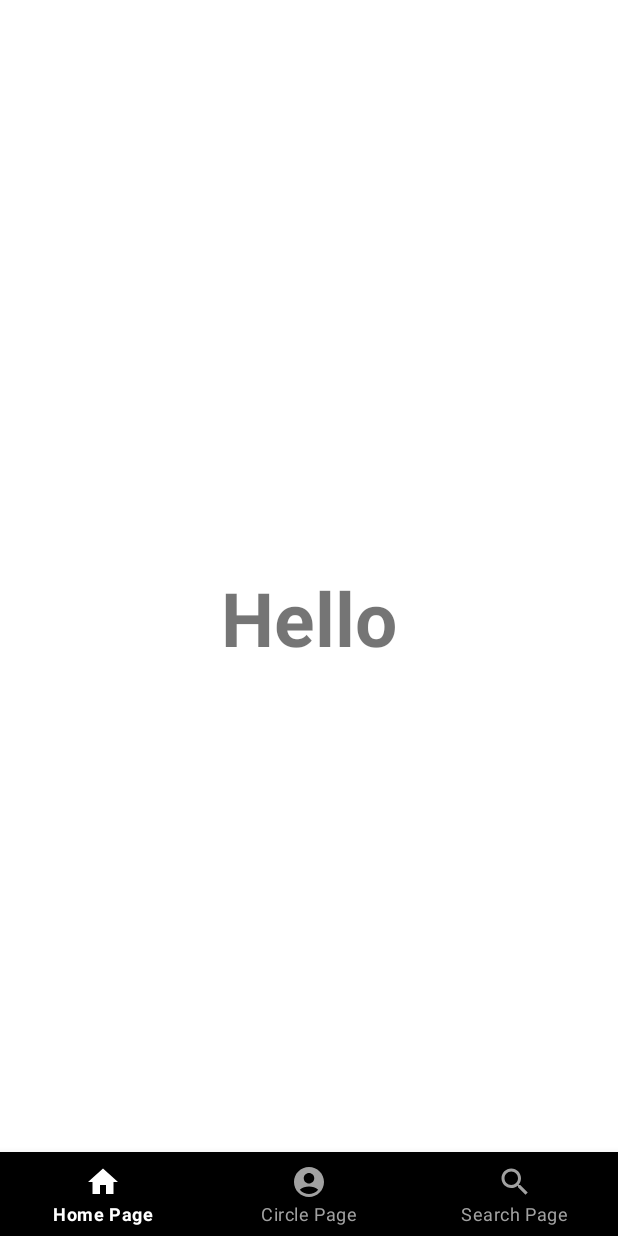
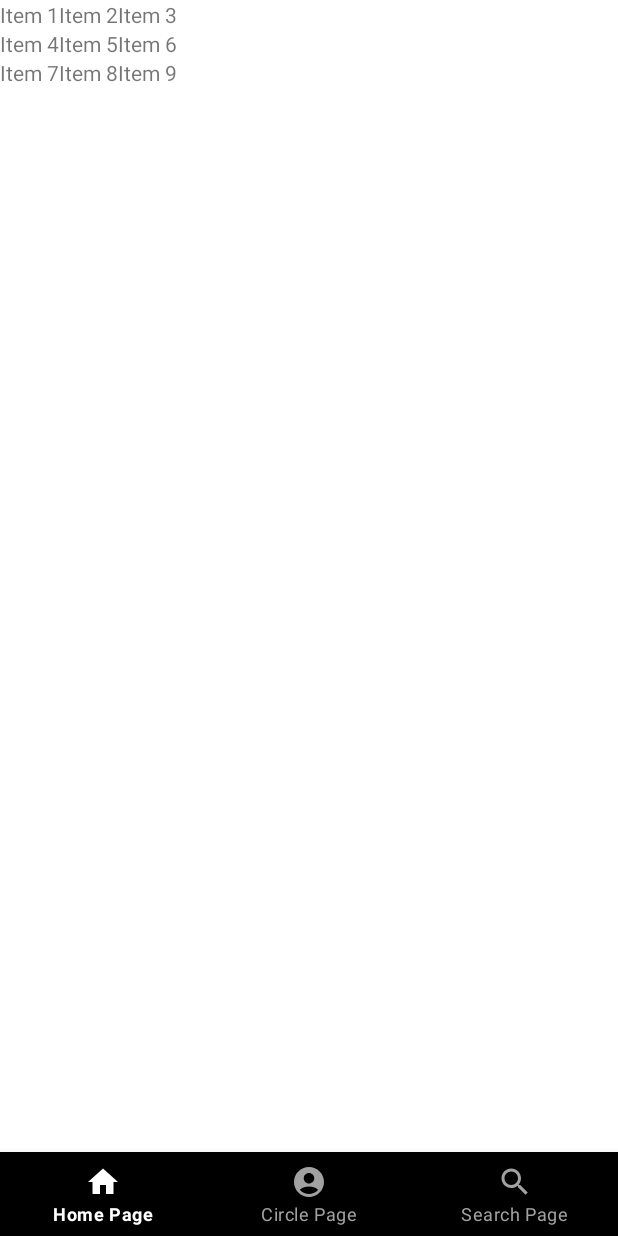
Before and after one commit to Tenkovskaya/Cinema_Wine_Domino, an Android app: the HomeActivity screen opened directly, with no data from a screen before it, on a phone screen of 412 x 824 dp. Run offline under Robolectric (Android 15) with nearby library versions, the light colour scheme and no system bars.

Commit message:
new_version

```diff
--- a/app/build.gradle
+++ b/app/build.gradle
@@ -52,4 +52,8 @@ dependencies {
     //lottie
     def lottieVersion = "3.4.0"
     implementation "com.airbnb.android:lottie:$lottieVersion"
+
+    //retrofit2
+    implementation 'com.squareup.retrofit2:retrofit:2.9.0'
+    implementation 'com.squareup.retrofit2:converter-gson:2.9.0'
 }
--- a/app/src/main/AndroidManifest.xml
+++ b/app/src/main/AndroidManifest.xml
@@ -25,7 +25,7 @@
             android:exported="false"
             android:label="@string/title_activity_bottom_navigation" />
         <activity
-            android:name=".LoadingActivity"
+            android:name=".activity.LoadingActivity"
             android:exported="true">
             <intent-filter>
                 <action android:name="android.intent.action.MAIN" />
--- /dev/null
+++ b/app/src/main/java/com/tenkovskaya/cinema_wine_domino/Constant.kt
@@ -0,0 +1,6 @@
+package com.tenkovskaya.cinema_wine_domino
+
+object Constant {
+    const val API_KEY = "02b113b496621e5a49428c55c55a3ccc"
+    const val BASE_URL = "https://api.themoviedb.org/3/"
+}
--- /dev/null
+++ b/app/src/main/java/com/tenkovskaya/cinema_wine_domino/TheMovieDb/MovieDbService.kt
@@ -0,0 +1,10 @@
+package com.tenkovskaya.cinema_wine_domino.TheMovieDb
+
+import retrofit2.Call
+import retrofit2.http.GET
+import retrofit2.http.Query
+
+interface MovieDbService {
+    @GET("movie/popular")
+    fun getPopularMovies(@Query("api_key") apiKey: String): Call<MovieResponse>
+}
--- a/app/src/main/java/com/tenkovskaya/cinema_wine_domino/LoadingActivity.kt
+++ b/app/src/main/java/com/tenkovskaya/cinema_wine_domino/activity/LoadingActivity.kt
@@ -1,11 +1,10 @@
-package com.tenkovskaya.cinema_wine_domino
+package com.tenkovskaya.cinema_wine_domino.activity
 
 import android.content.Intent
 import androidx.appcompat.app.AppCompatActivity
 import android.os.Bundle
 import android.os.Handler
 import com.tenkovskaya.cinema_wine_domino.R
-import com.tenkovskaya.cinema_wine_domino.activity.HomeActivity
 
 class LoadingActivity : AppCompatActivity() {
     override fun onCreate(savedInstanceState: Bundle?) {
--- a/app/src/main/res/layout/activity_home.xml
+++ b/app/src/main/res/layout/activity_home.xml
@@ -6,22 +6,86 @@
     android:layout_height="match_parent"
     tools:context=".activity.HomeActivity">
 
-    <TextView
-        android:layout_width="wrap_content"
-        android:layout_height="wrap_content"
-        android:text="Hello"
-        android:textSize="50dp"
-        android:textStyle="bold"
-        android:layout_centerInParent="true"/>
+    <GridLayout
+        android:layout_width="match_parent"
+        android:layout_height="678dp"
+        android:columnCount="3"
+        android:rowCount="3">
+
+        <TextView
+            android:layout_width="wrap_content"
+            android:layout_height="wrap_content"
+            android:layout_row="0"
+            android:layout_column="0"
+            android:text="Item 1" />
+
+        <TextView
+            android:layout_width="wrap_content"
+            android:layout_height="wrap_content"
+            android:layout_row="0"
+            android:layout_column="1"
+            android:text="Item 2" />
+
+        <TextView
+            android:layout_width="wrap_content"
+            android:layout_height="wrap_content"
+            android:layout_row="0"
+            android:layout_column="2"
+            android:text="Item 3" />
+
+        <TextView
+            android:layout_width="wrap_content"
+            android:layout_height="wrap_content"
+            android:layout_row="1"
+            android:layout_column="0"
+            android:text="Item 4" />
+
+        <TextView
+            android:layout_width="wrap_content"
+            android:layout_height="wrap_content"
+            android:layout_row="1"
+            android:layout_column="1"
+            android:text="Item 5" />
+
+        <TextView
+            android:layout_width="wrap_content"
+            android:layout_height="wrap_content"
+            android:layout_row="1"
+            android:layout_column="2"
+            android:text="Item 6" />
+
+        <TextView
+            android:layout_width="wrap_content"
+            android:layout_height="wrap_content"
+            android:layout_row="2"
+            android:layout_column="0"
+            android:text="Item 7" />
+
+        <TextView
+            android:layout_width="wrap_content"
+            android:layout_height="wrap_content"
+            android:layout_row="2"
+            android:layout_column="1"
+            android:text="Item 8" />
+
+        <TextView
+            android:layout_width="wrap_content"
+            android:layout_height="wrap_content"
+            android:layout_row="2"
+            android:layout_column="2"
+            android:text="Item 9" />
+
+    </GridLayout>
+
 
     <com.google.android.material.bottomnavigation.BottomNavigationView
+        android:id="@+id/bottom_navigator"
         android:layout_width="match_parent"
         android:layout_height="wrap_content"
-        android:id="@+id/bottom_navigator"
+        android:layout_alignParentBottom="true"
         app:itemBackground="@color/black"
+        app:itemIconTint="@drawable/selector"
         app:itemTextColor="@drawable/selector"
-        app:itemIconTint="@drawable/selector"
-        app:menu="@menu/menu"
-        android:layout_alignParentBottom="true" />
+        app:menu="@menu/menu" />
 
 </RelativeLayout>
--- a/app/src/main/res/layout/activity_loading.xml
+++ b/app/src/main/res/layout/activity_loading.xml
@@ -5,7 +5,7 @@
     android:layout_width="match_parent"
     android:layout_height="match_parent"
     android:background="@color/black"
-    tools:context=".LoadingActivity">
+    tools:context=".activity.LoadingActivity">
 
     <com.airbnb.lottie.LottieAnimationView
         android:id="@+id/animationView"
```
Also changed, not shown: app/src/main/java/com/tenkovskaya/cinema_wine_domino/TheMovieDb/Movie.kt (added, +13 -0 lines), app/src/main/java/com/tenkovskaya/cinema_wine_domino/TheMovieDb/MovieResponse.kt (added, +10 -0 lines), app/src/main/java/com/tenkovskaya/cinema_wine_domino/activity/HomeActivity.kt (+33 -0 lines).
